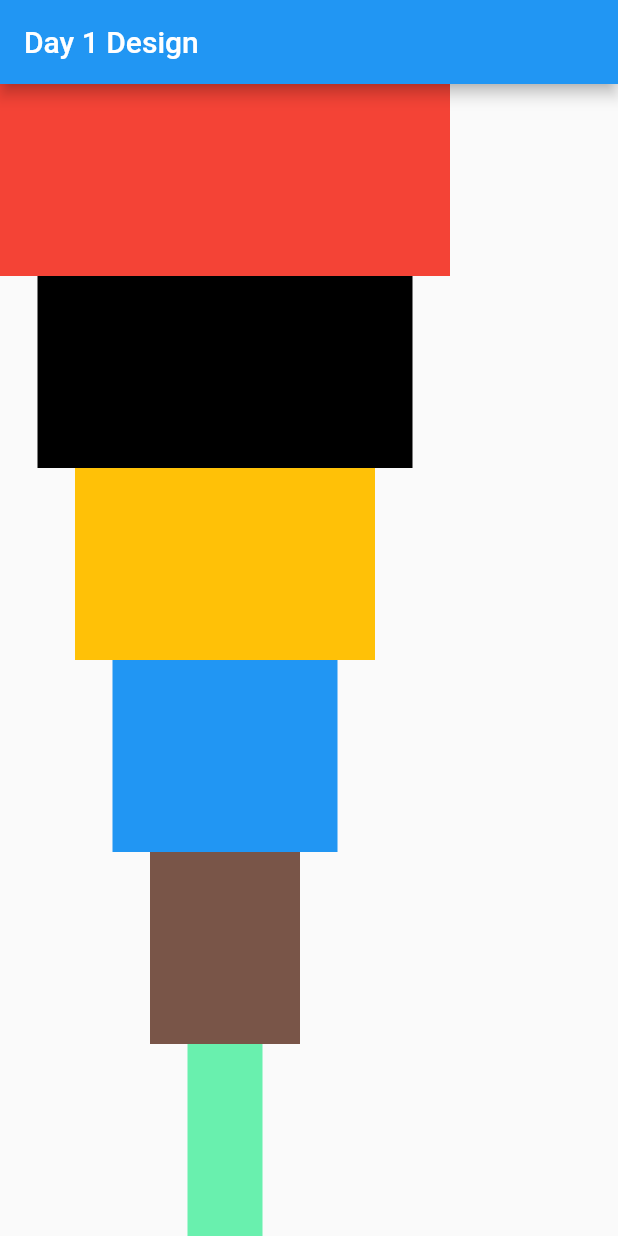
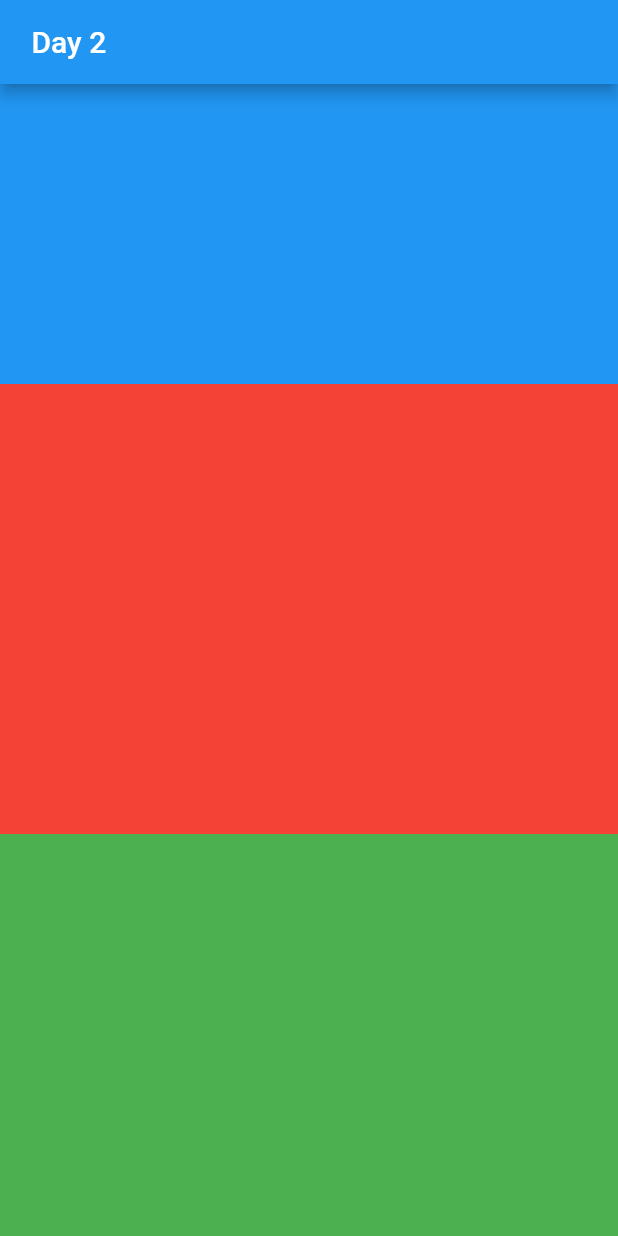
Before and after one commit to Zeeshan-progs/100DaysOfFlutter, a Flutter app: the screen it shows after launch, on a phone screen of 412 x 824 dp. Run offline on Flutter 3.47's test engine with Material 2 defaults, Android fonts, the phone set to English and light mode, and no system bars.

Commit message:
100 Days Of Flutter update

```diff
--- /dev/null
+++ b/lib/Day2/NewListView.dart
@@ -0,0 +1,48 @@
+// Day 2  Scrolling Option
+
+import 'package:flutter/material.dart';
+
+class NewListView extends StatelessWidget {
+  @override
+  Widget build(BuildContext context) {
+    return MaterialApp(
+      home: Scaffold(
+        appBar: AppBar(
+          title: Text(" Day 2"),
+        ),
+          // there is one more way to do a scroll view design by using ListView Widget
+          // first you need to remove SingleChildScrollView
+
+          // change Column widget with ListView
+        body: ListView(
+          children: [
+            Container(
+              height: 200,
+              color: Colors.blue,
+            ),
+            Container(
+              height: 300,
+              color: Colors.red,
+            ),
+            Container(
+              height: 400,
+              color: Colors.green,
+            ),
+            Container(
+              color: Colors.pink,
+              height: 200,
+            ),
+          ],
+        ),
+      ),
+    );
+  }
+}
+
+// Thats is for today see you all in next video
+// show your support to us
+// subscribe Code With Nix to Youtube all update from basic to advance Flutter Design
+
+// 100daysOfFlutter
+
+// Thank you all
--- a/lib/main.dart
+++ b/lib/main.dart
@@ -1,18 +1,17 @@
 import 'package:flutter/material.dart';
-import 'package:practiceproject/Day1/NewContainer.dart';
-
+import 'package:practiceproject/Day2/NewListView.dart';
 
 void main() {
-  runApp(MyApp(),
+  runApp(
+    MyApp(),
   );
 }
-
 
 class MyApp extends StatelessWidget {
   @override
   Widget build(BuildContext context) {
     return MaterialApp(
-     home: NewContainer(),
+      home: NewListView(),
     );
   }
 }
```
Also changed, not shown: lib/Day1/NewContainer.dart (+0 -13 lines).
